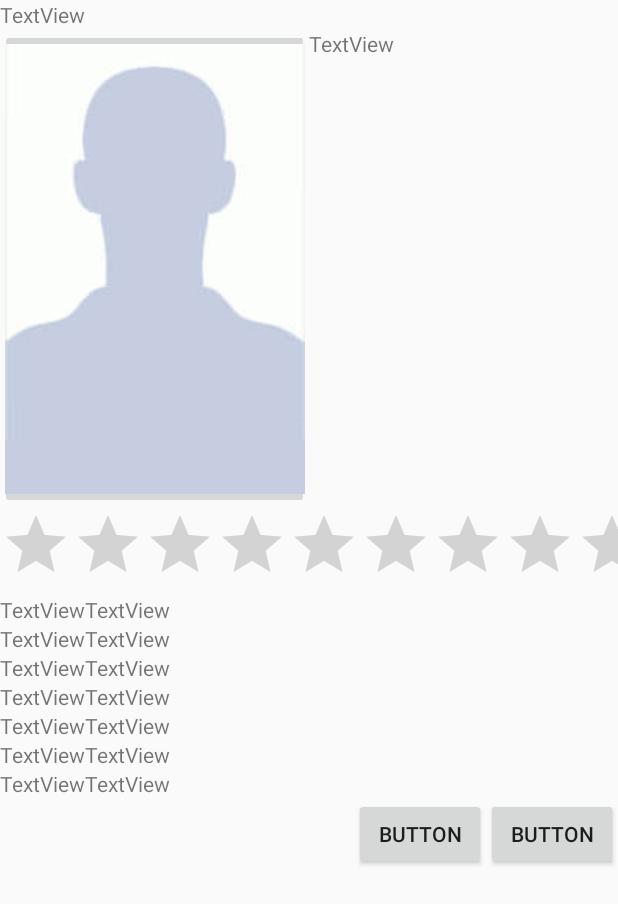
After one commit to petardan/Rep200917, an Android app: the layout large_repairman_fragment.xml on its own in the app's theme, with its tools: preview values and no code run, on a phone screen of 412 x 824 dp. The commit adds this screen. Shown: the top 904 px of the screen. Run offline under Robolectric (Android 15) with nearby library versions, the phone set to English and light mode, and no system bars; network calls fail.

Commit message:
Added large icon fragment, repairman info are dispalyed in the small fragments

```diff
--- a/app/src/main/java/com/rpd/customViews/smallRepairmanItem.java
+++ b/app/src/main/java/com/rpd/customViews/SmallRepairmanItem.java
@@ -22,7 +22,7 @@ import com.squareup.picasso.Picasso;
  * Created by neotv on 9/23/17.
  */
 
-public class smallRepairmanItem extends LinearLayout{
+public class SmallRepairmanItem extends LinearLayout{
 
     TextView nameSurnameView;
     RelativeLayout imageRelativeLayout;
@@ -36,7 +36,7 @@ public class smallRepairmanItem extends LinearLayout{
     RatingLayout ratingLayout;
 
     //Default constructor
-    public smallRepairmanItem(Context context, int columnCount, String nameSurname, String repairmanUrl, double rating, String description) {
+    public SmallRepairmanItem(Context context, int columnCount, String nameSurname, String repairmanUrl, double rating, String professions) {
         super(context);
 
         Point size = new Point();
@@ -96,7 +96,7 @@ public class smallRepairmanItem extends LinearLayout{
         //Setting desciption view
         descriptionView = new TextView(context);
         descriptionView.setLayoutParams(new RelativeLayout.LayoutParams(ViewGroup.LayoutParams.WRAP_CONTENT, ViewGroup.LayoutParams.WRAP_CONTENT));
-        descriptionView.setText(description);
+        descriptionView.setText(professions);
         descriptionView.setGravity(Gravity.CENTER);
         descriptionView.setFocusable(false);
         descriptionView.setClickable(false);
--- /dev/null
+++ b/app/src/main/java/com/rpd/irepair/LargeRepairmanInfoFragment.java
@@ -0,0 +1,46 @@
+package com.rpd.irepair;
+
+import android.app.DialogFragment;
+import android.os.Bundle;
+import android.view.LayoutInflater;
+import android.view.View;
+import android.view.ViewGroup;
+import android.widget.TextView;
+
+/**
+ * Created by Petar on 9/29/2017.
+ */
+
+public class LargeRepairmanInfoFragment extends DialogFragment {
+
+    TextView repairmanNameAndSurname;
+
+    @Override
+    public View onCreateView(LayoutInflater inflater, ViewGroup container, Bundle savedInstanceState) {
+
+        final View rootView = inflater.inflate(R.layout.large_repairman_fragment, container, false);
+
+        repairmanNameAndSurname = (TextView)rootView.findViewById(R.id.largeFragmentNameAndSurname);
+        getDialog().setTitle("Title");
+
+        Repairman repairman = (Repairman) getArguments().getSerializable("REPAIRMAN");
+        repairmanNameAndSurname.setText(repairman.getFirstName() + " " + repairman.getLastName());
+        //parentLayout = (RelativeLayout) rootView.findViewById(R.id.parent_layout);
+        //addTestLayout();
+
+
+
+        //Dismiss alarm fragment
+        /*stopAlarm.setOnClickListener(new View.OnClickListener() {
+            @Override
+            public void onClick(View v) {
+                dismiss();
+            }
+        });*/
+
+
+
+        return rootView;
+    }
+
+}
--- a/app/src/main/java/com/rpd/irepair/MainActivity.java
+++ b/app/src/main/java/com/rpd/irepair/MainActivity.java
@@ -1,6 +1,7 @@
 package com.rpd.irepair;
 
 import android.annotation.TargetApi;
+import android.app.DialogFragment;
 import android.content.Context;
 import android.content.Intent;
 import android.content.SharedPreferences;
@@ -19,12 +20,9 @@ import android.support.v7.app.AppCompatActivity;
 import android.support.v7.widget.Toolbar;
 import android.view.Menu;
 import android.view.MenuItem;
-import android.view.ViewGroup;
-import android.widget.Button;
 import android.widget.GridLayout;
-import android.widget.TextView;
 
-import com.rpd.customViews.smallRepairmanItem;
+import com.rpd.customViews.SmallRepairmanItem;
 import com.rpd.datawrappers.DataWrapperProfessions;
 import com.rpd.datawrappers.DataWrapperRegions;
 
@@ -106,18 +104,32 @@ public class MainActivity extends AppCompatActivity
         //End of Initializing
 
 
-        repairmanList.addView(new smallRepairmanItem(this, repairmanList.getColumnCount(), "Pecko Pasdadasdasdasdasdasdasdasdasdasdasdasdas", "trt mrt", 4.7, "Sutrakasdasdasdasdasdasdasdasdasdasdasdasdasdasdasdasdas"));
-        repairmanList.addView(new smallRepairmanItem(this, repairmanList.getColumnCount(), "Pecko Peckovski", "trt mrt", 4.7, "Sutrak"));
-        repairmanList.addView(new smallRepairmanItem(this, repairmanList.getColumnCount(), "Pecko Peckovski", "trt mrt", 4.7, "Sutrak"));
-        repairmanList.addView(new smallRepairmanItem(this, repairmanList.getColumnCount(), "Pecko Peckovski", "trt mrt", 4.7, "Sutrak"));
-        repairmanList.addView(new smallRepairmanItem(this, repairmanList.getColumnCount(), "Pecko Peckovski", "trt mrt", 4.7, "Sutrak"));
-        repairmanList.addView(new smallRepairmanItem(this, repairmanList.getColumnCount(), "Pecko Peckovski", "trt mrt", 4.7, "Sutrak"));
-
-
+        //Define the repairmans for testing purposes
         repairmans = getRepairmans();
+        //Add repairmans icons
+        for(int i=0; i<repairmans.size(); i++){
+            addRepairmanItem(repairmans.get(i));
+        }
 
         checkIfUserIslogged();
     }
+
+    private void addRepairmanItem(final Repairman repairman) {
+        SmallRepairmanItem smallReapiSmallRepairmanItem = new SmallRepairmanItem(context, repairmanList.getColumnCount(), repairman.getFirstName() + " " + repairman.getLastName(), repairman.getImageUrl(), repairman.getAverageRating(), repairman.getProfessionsString());
+        smallReapiSmallRepairmanItem.setOnClickListener(new View.OnClickListener() {
+            @Override
+            public void onClick(View v) {
+                Bundle bundle = new Bundle();
+                bundle.putSerializable("REPAIRMAN", repairman);
+                DialogFragment largeRepaimanFragment = new LargeRepairmanInfoFragment();
+                largeRepaimanFragment.setArguments(bundle);
+                largeRepaimanFragment.show(getFragmentManager(),"Large Repairman Fragment");
+            }
+        });
+
+        repairmanList.addView(smallReapiSmallRepairmanItem);
+    }
+
 
     private ArrayList<Repairman> getRepairmans() {
         ArrayList<Repairman> repairmans = new ArrayList<Repairman>();
--- a/app/src/main/java/com/rpd/irepair/Repairman.java
+++ b/app/src/main/java/com/rpd/irepair/Repairman.java
@@ -1,12 +1,13 @@
 package com.rpd.irepair;
 
+import java.io.Serializable;
 import java.util.ArrayList;
 
 /**
  * Created by neotv on 9/22/17.
  */
 
-public class Repairman {
+public class Repairman implements Serializable {
 
     int Id;
     String firstName;
@@ -112,12 +113,30 @@ public class Repairman {
         return regions;
     }
 
+    public String getRegionsString() {
+        ArrayList<Region> regions = getRegions();
+        String getRegionsStringResult = "";
+        for(int i=0; i<regions.size(); i++){
+            getRegionsStringResult += regions.get(i).getName() + " ";
+        }
+        return getRegionsStringResult;
+    }
+
     public void setRegions(ArrayList<Region> regions) {
         this.regions = regions;
     }
 
     public ArrayList<Profession> getProfessions() {
         return professions;
+    }
+
+    public String getProfessionsString() {
+        ArrayList<Profession> professions = getProfessions();
+        String getProfessionsStringResult = "";
+        for(int i=0; i<professions.size(); i++){
+            getProfessionsStringResult += professions.get(i).getName() + " ";
+        }
+        return getProfessionsStringResult;
     }
 
     public void setProfessions(ArrayList<Profession> professions) {
--- /dev/null
+++ b/app/src/main/res/layout/large_repairman_fragment.xml
@@ -0,0 +1,210 @@
+<?xml version="1.0" encoding="utf-8"?>
+<LinearLayout xmlns:android="http://schemas.android.com/apk/res/android"
+    xmlns:app="http://schemas.android.com/apk/res-auto"
+    android:orientation="vertical"
+    android:layout_width="match_parent"
+    android:layout_height="match_parent">
+
+    <TextView
+        android:id="@+id/largeFragmentNameAndSurname"
+        android:layout_width="match_parent"
+        android:layout_height="wrap_content"
+        android:text="TextView" />
+
+    <ScrollView
+        android:layout_width="match_parent"
+        android:layout_height="match_parent">
+
+        <LinearLayout
+            android:layout_width="match_parent"
+            android:layout_height="match_parent"
+            android:orientation="vertical"
+            android:gravity="center">
+
+            <LinearLayout
+        android:layout_width="match_parent"
+        android:layout_height="wrap_content"
+        android:orientation="horizontal">
+
+                <ImageButton
+                    android:id="@+id/imageButton"
+                    android:layout_width="match_parent"
+                    android:layout_height="wrap_content"
+                    android:layout_weight="1"
+                    app:srcCompat="@drawable/blankuser1" />
+
+                <TextView
+                    android:id="@+id/textView3"
+                    android:layout_width="match_parent"
+                    android:layout_height="match_parent"
+                    android:layout_weight="1"
+                    android:text="TextView" />
+
+            </LinearLayout>
+
+            <LinearLayout
+                android:layout_width="match_parent"
+                android:layout_height="match_parent"
+                android:orientation="horizontal">
+
+                <RatingBar
+                    android:id="@+id/ratingBar"
+                    android:layout_width="wrap_content"
+                    android:layout_height="wrap_content"
+                    android:layout_alignParentBottom="true"
+                    android:layout_alignParentStart="true"
+                    android:layout_weight="1"
+                    android:numStars="5" />
+            </LinearLayout>
+
+            <TableLayout
+        android:layout_width="match_parent"
+        android:layout_height="wrap_content">
+
+        <TableRow
+            android:layout_width="match_parent"
+            android:layout_height="match_parent">
+
+            <TextView
+                android:id="@+id/textView5"
+                android:layout_width="wrap_content"
+                android:layout_height="wrap_content"
+                android:text="TextView" />
+
+            <TextView
+                android:id="@+id/textView4"
+                android:layout_width="wrap_content"
+                android:layout_height="wrap_content"
+                android:text="TextView" />
+
+        </TableRow>
+
+        <TableRow
+            android:layout_width="match_parent"
+            android:layout_height="match_parent">
+
+            <TextView
+                android:id="@+id/textView7"
+                android:layout_width="wrap_content"
+                android:layout_height="wrap_content"
+                android:text="TextView" />
+
+            <TextView
+                android:id="@+id/textView6"
+                android:layout_width="wrap_content"
+                android:layout_height="wrap_content"
+                android:text="TextView" />
+        </TableRow>
+
+        <TableRow
+            android:layout_width="match_parent"
+            android:layout_height="match_parent">
+
+            <TextView
+                android:id="@+id/textView9"
+                android:layout_width="wrap_content"
+                android:layout_height="wrap_content"
+                android:text="TextView" />
+
+            <TextView
+                android:id="@+id/textView8"
+                android:layout_width="wrap_content"
+                android:layout_height="wrap_content"
+                android:text="TextView" />
+        </TableRow>
+
+        <TableRow
+            android:layout_width="match_parent"
+            android:layout_height="match_parent">
+
+            <TextView
+                android:id="@+id/textView11"
+                android:layout_width="wrap_content"
+                android:layout_height="wrap_content"
+                android:text="TextView" />
+
+            <TextView
+                android:id="@+id/textView10"
+                android:layout_width="wrap_content"
+                android:layout_height="wrap_content"
+                android:text="TextView" />
+        </TableRow>
+
+        <TableRow
+            android:layout_width="match_parent"
+            android:layout_height="match_parent">
+
+            <TextView
+                android:id="@+id/textView13"
+                android:layout_width="wrap_content"
+                android:layout_height="wrap_content"
+                android:text="TextView" />
+
+            <TextView
+                android:id="@+id/textView12"
+                android:layout_width="wrap_content"
+                android:layout_height="wrap_content"
+                android:text="TextView" />
+        </TableRow>
+
+        <TableRow
+            android:layout_width="match_parent"
+            android:layout_height="match_parent">
+
+            <TextView
+                android:id="@+id/textView15"
+                android:layout_width="wrap_content"
+                android:layout_height="wrap_content"
+                android:text="TextView" />
+
+            <TextView
+                android:id="@+id/textView14"
+                android:layout_width="wrap_content"
+                android:layout_height="wrap_content"
+                android:text="TextView" />
+        </TableRow>
+
+        <TableRow
+            android:layout_width="match_parent"
+            android:layout_height="match_parent">
+
+            <TextView
+                android:id="@+id/textView17"
+                android:layout_width="wrap_content"
+                android:layout_height="wrap_content"
+                android:text="TextView" />
+
+            <TextView
+                android:id="@+id/textView16"
+                android:layout_width="wrap_content"
+                android:layout_height="wrap_content"
+                android:text="TextView" />
+
+        </TableRow>
+    </TableLayout>
+
+    <RelativeLayout
+        android:layout_width="match_parent"
+        android:layout_height="match_parent">
+
+        <Button
+            android:id="@+id/button3"
+            android:layout_width="wrap_content"
+            android:layout_height="wrap_content"
+            android:layout_alignParentBottom="true"
+            android:layout_alignParentEnd="true"
+            android:text="Button" />
+
+        <Button
+            android:id="@+id/button4"
+            android:layout_width="wrap_content"
+            android:layout_height="wrap_content"
+            android:text="Button"
+            android:layout_alignParentBottom="true"
+            android:layout_toStartOf="@+id/button3" />
+    </RelativeLayout>
+
+        </LinearLayout>
+    </ScrollView>
+
+</LinearLayout>
--- a/app/src/main/res/layout/repairman_fragment.xml
+++ /dev/null
@@ -1,43 +0,0 @@
-<?xml version="1.0" encoding="utf-8"?>
-<LinearLayout xmlns:android="http://schemas.android.com/apk/res/android"
-    xmlns:app="http://schemas.android.com/apk/res-auto"
-    android:orientation="vertical" android:layout_width="match_parent"
-    android:layout_height="match_parent">
-
-    <TextView
-        android:id="@+id/textView2"
-        android:layout_width="match_parent"
-        android:layout_height="wrap_content"
-        android:text="TextView" />
-
-    <LinearLayout
-        android:layout_width="match_parent"
-        android:layout_height="wrap_content"
-        android:orientation="horizontal">
-
-        <ImageView
-            android:id="@+id/imageView2"
-            android:layout_width="wrap_content"
-            android:layout_height="wrap_content"
-            app:srcCompat="@drawable/blankuser1" />
-
-        <TextView
-            android:id="@+id/textView3"
-            android:layout_width="wrap_content"
-            android:layout_height="wrap_content"
-            android:layout_weight="1"
-            android:text="TextView" />
-
-    </LinearLayout>
-
-    <RatingBar
-        android:id="@+id/ratingBar"
-        android:layout_width="match_parent"
-        android:layout_height="wrap_content" />
-
-    <LinearLayout
-        android:layout_width="match_parent"
-        android:layout_height="match_parent"
-        android:orientation="vertical"></LinearLayout>
-
-</LinearLayout>
```
